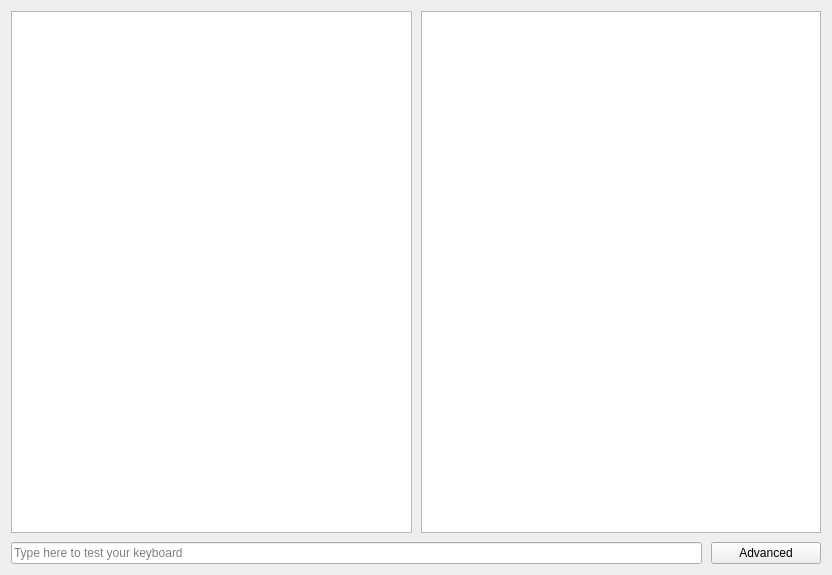
Before: the Qt Designer form src/pages/page_keyboard.ui in philmmanjaro/manjaro-installer, drawn with Qt 5.
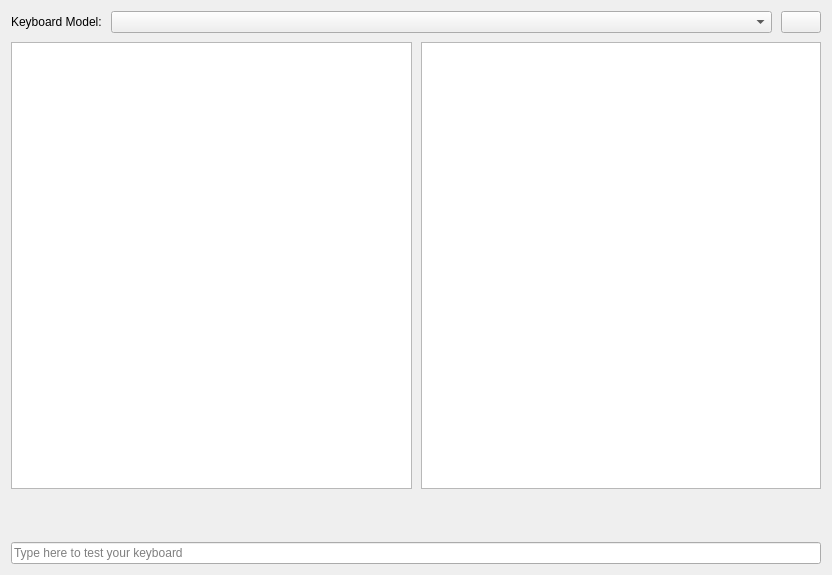
After: the same form once the commit is applied. Icons and pictures are not drawn.

Commit message: added keyboard preview and finished keyboard page fixed small bugs

What changed in the file:
```diff
--- a/src/pages/page_keyboard.ui
+++ b/src/pages/page_keyboard.ui
@@ -17,6 +17,47 @@
    <property name="spacing">
     <number>9</number>
    </property>
+   <item>
+    <layout class="QHBoxLayout" name="horizontalLayout_2">
+     <property name="topMargin">
+      <number>0</number>
+     </property>
+     <item>
+      <widget class="QLabel" name="label">
+       <property name="text">
+        <string>Keyboard Model:</string>
+       </property>
+      </widget>
+     </item>
+     <item>
+      <widget class="QComboBox" name="comboBoxModel">
+       <property name="sizePolicy">
+        <sizepolicy hsizetype="Expanding" vsizetype="Fixed">
+         <horstretch>0</horstretch>
+         <verstretch>0</verstretch>
+        </sizepolicy>
+       </property>
+      </widget>
+     </item>
+     <item>
+      <widget class="QPushButton" name="buttonRestore">
+       <property name="text">
+        <string/>
+       </property>
+       <property name="icon">
+        <iconset resource="../minst_resources.qrc">
+         <normaloff>:/images/resources/restore.png</normaloff>:/images/resources/restore.png</iconset>
+       </property>
+       <property name="iconSize">
+        <size>
+         <width>18</width>
+         <height>18</height>
+        </size>
+       </property>
+      </widget>
+     </item>
+    </layout>
+   </item>
    <item>
     <layout class="QHBoxLayout" name="horizontalLayout_3">
      <property name="spacing">
@@ -31,44 +72,66 @@
     </layout>
    </item>
    <item>
-    <layout class="QHBoxLayout" name="horizontalLayout_2">
+    <layout class="QHBoxLayout" name="horizontalLayout">
      <property name="spacing">
-      <number>9</number>
+      <number>0</number>
      </property>
+     <property name="topMargin">
+      <number>12</number>
+     </property>
+     <property name="bottomMargin">
+      <number>12</number>
+     </property>
      <item>
-      <widget class="QLineEdit" name="LE_TestKeyboard">
-       <property name="font">
-        <font>
-         <weight>50</weight>
-         <bold>false</bold>
-        </font>
+      <spacer name="horizontalSpacer_2">
+       <property name="orientation">
+        <enum>Qt::Horizontal</enum>
        </property>
-       <property name="inputMask">
-        <string/>
+       <property name="sizeHint" stdset="0">
+        <size>
+         <width>40</width>
+         <height>20</height>
+        </size>
        </property>
-       <property name="text">
-        <string/>
-       </property>
-       <property name="placeholderText">
-        <string>Type here to test your keyboard</string>
-       </property>
-      </widget>
+      </spacer>
      </item>
      <item>
-      <widget class="QPushButton" name="B_Advanced_2">
-       <property name="minimumSize">
+      <layout class="QVBoxLayout" name="KBPreviewLayout"/>
+     </item>
+     <item>
+      <spacer name="horizontalSpacer">
+       <property name="orientation">
+        <enum>Qt::Horizontal</enum>
+       </property>
+       <property name="sizeHint" stdset="0">
         <size>
-         <width>110</width>
-         <height>0</height>
+         <width>40</width>
+         <height>20</height>
         </size>
        </property>
-       <property name="text">
-        <string>Advanced</string>
-       </property>
-      </widget>
+      </spacer>
      </item>
     </layout>
    </item>
+   <item>
+    <widget class="QLineEdit" name="LE_TestKeyboard">
+     <property name="font">
+      <font>
+       <weight>50</weight>
+       <bold>false</bold>
+      </font>
+     </property>
+     <property name="inputMask">
+      <string/>
+     </property>
+     <property name="text">
+      <string/>
+     </property>
+     <property name="placeholderText">
+      <string>Type here to test your keyboard</string>
+     </property>
+    </widget>
+   </item>
   </layout>
   <zorder>listLayout</zorder>
   <zorder>listVariant</zorder>
```
Left out of the diff: 13 changed lines with no effect on the pictures. The commit also changes 11 other files.
